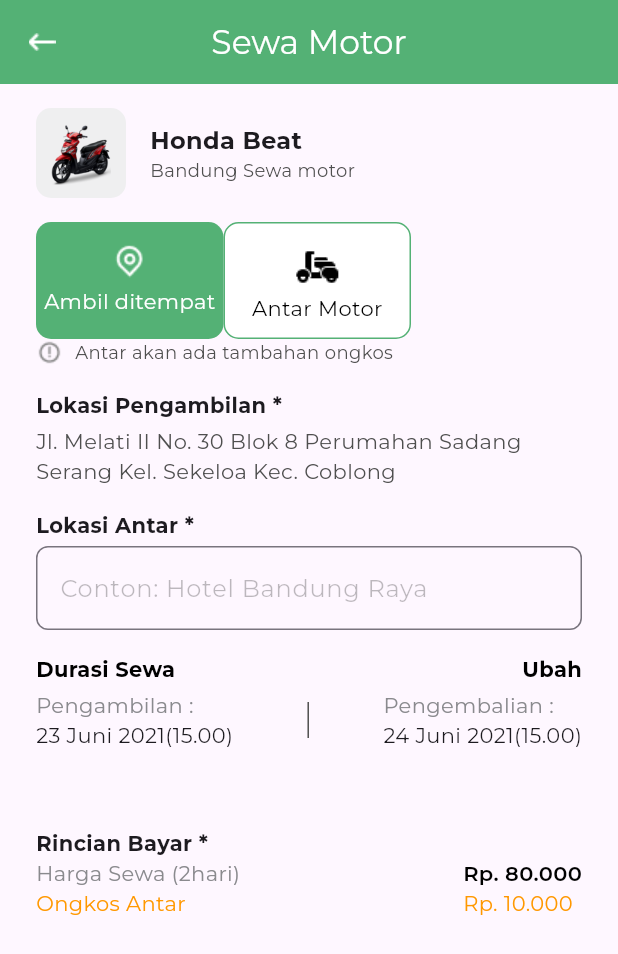
After one commit to fardz2/bandung-sewa-motor, a Flutter app: the SewamotorView screen opened by its route, on a phone screen of 412 x 824 dp. The commit adds this screen. Shown: the top 954 px of the screen. Run offline on Flutter 3.47's test engine with Material 3 defaults, Android fonts, the phone set to English and light mode, and no system bars; our stand-ins replace firebase_core, flutter_native_splash, get, google_fonts; accounts and stored records are empty.

Commit message:
menambahkan sewa motor user

```diff
--- /dev/null
+++ b/lib/app/modules/sewamotor/bindings/sewamotor_binding.dart
@@ -0,0 +1,12 @@
+import 'package:get/get.dart';
+
+import '../controllers/sewamotor_controller.dart';
+
+class SewamotorBinding extends Bindings {
+  @override
+  void dependencies() {
+    Get.lazyPut<SewamotorController>(
+      () => SewamotorController(),
+    );
+  }
+}
--- /dev/null
+++ b/lib/app/modules/sewamotor/controllers/sewamotor_controller.dart
@@ -0,0 +1,23 @@
+import 'package:get/get.dart';
+
+class SewamotorController extends GetxController {
+  //TODO: Implement SewamotorController
+
+  final count = 0.obs;
+  @override
+  void onInit() {
+    super.onInit();
+  }
+
+  @override
+  void onReady() {
+    super.onReady();
+  }
+
+  @override
+  void onClose() {
+    super.onClose();
+  }
+
+  void increment() => count.value++;
+}
--- /dev/null
+++ b/lib/app/modules/sewamotor/views/sewamotor_view.dart
@@ -0,0 +1,328 @@
+import 'package:flutter/material.dart';
+import 'package:flutter/widgets.dart';
+
+import 'package:get/get.dart';
+
+import '../controllers/sewamotor_controller.dart';
+
+class SewamotorView extends GetView<SewamotorController> {
+  const SewamotorView({Key? key}) : super(key: key);
+  @override
+  Widget build(BuildContext context) {
+    return Scaffold(
+      appBar: AppBar(
+        backgroundColor: Color(0xFF54B175),
+        title: const Text(
+          'Sewa Motor',
+          style: TextStyle(color: Colors.white),
+        ),
+        centerTitle: true,
+        leading: IconButton(
+          icon: Image.asset('assets/images/back.png'),
+          color: Colors.white,
+          onPressed: () {
+            Get.back();
+          },
+        ),
+      ),
+      body: Padding(
+        padding: const EdgeInsets.symmetric(horizontal: 24),
+        child: ListView(
+          children: [
+
+            const SizedBox(height: 16),
+            Row(
+              children: [
+                Container(
+                  height: 60,
+                  width: 60,
+                  decoration: BoxDecoration(
+                    color: const Color(0xffEFEFF0),
+                    borderRadius: BorderRadius.circular(10),
+                  ),
+                  child: Center(
+                    child: Image.asset(
+                      "assets/images/hondabeat.png",
+                      width: 40,
+                    ),
+                  ),
+                ),
+                const SizedBox(width: 16),
+                const Column(
+                  crossAxisAlignment: CrossAxisAlignment.start,
+                  children: [
+                    Text(
+                      "Honda Beat",
+                      style:
+                          TextStyle(fontSize: 16, fontWeight: FontWeight.bold),
+                    ),
+                    Text(
+                      "Bandung Sewa motor",
+                      style: TextStyle(
+                        fontSize: 12,
+                        color: Color(0xff4F4F4F),
+                      ),
+                    ),
+                  ],
+                ),
+              ],
+            ),
+            const SizedBox(height: 16),
+            Row (
+              children: [
+              Container(
+                height: 78,
+                width: 125,
+              decoration: ShapeDecoration(
+                      color: Color(0xFF54B175),
+                      shape: RoundedRectangleBorder(
+                        borderRadius: BorderRadius.circular(10),
+                      ),
+              ),
+              child: Column(
+                mainAxisAlignment: MainAxisAlignment.center,
+                crossAxisAlignment: CrossAxisAlignment.center,
+                children: [
+                Image(
+                            image: AssetImage("assets/images/location.png"),
+                          ),
+                const SizedBox(height: 5),
+                Text("Ambil ditempat",
+                style: TextStyle(
+                  color: Colors.white
+                ),)
+                ]
+              ),
+              ),
+              const SizedBox(height: 20),
+              Container(
+                height: 78,
+                width: 125,
+              decoration: ShapeDecoration(
+                      color: Colors.white,
+                      shape: RoundedRectangleBorder(
+                        borderRadius: BorderRadius.circular(10),
+                        side: BorderSide(color:Color(0xFF54B175))
+                      ),
+              ),
+              child: Column(
+                mainAxisAlignment: MainAxisAlignment.center,
+                crossAxisAlignment: CrossAxisAlignment.center,
+                children: [
+                Image(
+                            image: AssetImage("assets/images/antar.png"),
+                          ),
+                const SizedBox(height: 5),
+                Text("Antar Motor",
+                style: TextStyle(
+                  color: Colors.black
+                ),)
+                ]
+              ),
+              ),
+              ]
+
+            ),
+            Row(
+              children: [
+                Image.asset(
+                  "assets/images/warning_icon.png",
+                  width: 18,
+                ),
+                const SizedBox(width: 8),
+                const Text(
+                  "Antar akan ada tambahan ongkos",
+                  style: TextStyle(
+                    fontSize: 12,
+                    color: Color(0xff4F4F4F),
+                  ),
+                ),
+              ],
+            ),
+
+            const SizedBox(height: 16),
+            const Text(
+              "Lokasi Pengambilan *",
+              style: TextStyle(
+                fontWeight: FontWeight.bold,
+              ),
+            ),
+            const SizedBox(height: 4),
+            const Text(
+              "Jl. Melati II No. 30 Blok 8 Perumahan Sadang Serang Kel. Sekeloa Kec. Coblong",
+              style: TextStyle(color: Color(0xff4F4F4F)),
+            ),
+            const SizedBox(height: 16),
+            const Text(
+              "Lokasi Antar *",
+              style: TextStyle(
+                fontWeight: FontWeight.bold,
+              ),
+            ),
+            const SizedBox(height: 4),
+            TextField(
+                decoration: InputDecoration(
+                  hintText: "Conton: Hotel Bandung Raya",
+                  hintStyle: TextStyle(
+                    color: Colors.black26,
+                    fontSize: 16
+                  ),
+                  border: OutlineInputBorder(
+                    borderRadius: BorderRadius.circular(8),
+                    borderSide: BorderSide(color: Colors.transparent)
+                  )
+                )
+            ),
+            const SizedBox(height: 16),
+            Row(
+              mainAxisAlignment: MainAxisAlignment.spaceBetween,
+                  children: [
+                    Text(
+                      "Durasi Sewa",
+                      style: TextStyle(color: Colors.black,
+                      fontWeight: FontWeight.bold),
+                    ),
+                    Text(
+                      "Ubah",
+                      style: TextStyle(color: Colors.black,
+                      fontWeight: FontWeight.bold),
+                    ),
+                  ],
+                ),
+            const SizedBox(height: 4),
+            Row(
+              mainAxisAlignment: MainAxisAlignment.spaceBetween,
+              children: [
+                const Column(
+                  crossAxisAlignment: CrossAxisAlignment.start,
+                  children: [
+                    Text(
+                      "Pengambilan :",
+                      style: TextStyle(color: Color(0xff8A8A8E)),
+                    ),
+                    Text(
+                      "23 Juni 2021(15.00)",
+                    ),
+                  ],
+                ),
+                Container(
+                  height: 24,
+                  width: 1,
+                  color: const Color(0xff4F4F4F),
+                ),
+                const Column(
+                  crossAxisAlignment: CrossAxisAlignment.start,
+                  children: [
+                    Text(
+                      "Pengembalian :",
+                      style: TextStyle(color: Color(0xff8A8A8E)),
+                    ),
+                    Text(
+                      "24 Juni 2021(15.00)",
+                    ),
+                  ],
+                ),
+              ],
+            ),
+            const SizedBox(height: 52),
+            const Text(
+              "Rincian Bayar *",
+              style: TextStyle(
+                fontWeight: FontWeight.bold,
+              ),
+            ),
+            Row(
+              mainAxisAlignment: MainAxisAlignment.spaceBetween,
+              children: [
+                const Column(
+                  crossAxisAlignment: CrossAxisAlignment.start,
+                  children: [
+                    Text(
+                      "Harga Sewa (2hari)",
+                      style: TextStyle(color: Color(0xff8A8A8E)),
+                    ),
+                    Text(
+                      "Ongkos Antar",
+                      style: TextStyle(color: Colors.orange),
+                    ),
+                  ],
+                ),
+                const Column(
+                  crossAxisAlignment: CrossAxisAlignment.start,
+                  children: [
+                    Text(
+                      "Rp. 80.000",
+                      style: TextStyle(color: Colors.black,
+                      fontWeight: FontWeight.w600),
+                    ),
+                    Text(
+                      "Rp. 10.000",
+                      style: TextStyle(color: Colors.orange),
+                    ),
+
+                  ],
+
+                ),
+              ],
+            ),
+             const SizedBox(height: 200),
+            Container(
+              color: Colors.white, // Set background color to white
+              padding: const EdgeInsets.symmetric(horizontal: 16, vertical: 8),
+              child: Row(
+                mainAxisAlignment: MainAxisAlignment.spaceBetween,
+                children: [
+                  const Column(
+                    crossAxisAlignment: CrossAxisAlignment.start,
+                    children: [
+                      Text(
+                        'Rp.80.000',
+                        style: TextStyle(
+                          fontSize: 24,
+                          fontWeight: FontWeight.bold,
+                        ),
+                      ),
+                      Text(
+                        'Per Hari',
+                        style: TextStyle(
+                          fontSize: 16,
+                          color: Colors.black54,
+                        ),
+                      ),
+                    ],
+                  ),
+                  ElevatedButton(
+                    onPressed: () {
+                      // Navigator.push(
+                      //   context,
+                      //   MaterialPageRoute(builder: (context) => PesananView()),
+                      // );
+                    },
+                    style: ButtonStyle(
+                      backgroundColor: MaterialStateProperty.all(
+                        const Color.fromARGB(255, 0x54, 0xB1, 0x75),
+                      ),
+                      shape: MaterialStateProperty.all(
+                        RoundedRectangleBorder(
+                          borderRadius: BorderRadius.circular(8),
+                        ),
+                      ),
+                    ),
+                    child: const Text(
+                      'Pesan Sekarang',
+                      style: TextStyle(
+                        color: Colors.white,
+                        fontSize: 16,
+                        fontWeight: FontWeight.bold,
+                      ),
+                    ),
+                  ),
+                ],
+              ),
+            ),
+          ],
+        ),
+      ),
+    );
+  }
+}
--- a/lib/app/routes/app_pages.dart
+++ b/lib/app/routes/app_pages.dart
@@ -8,6 +8,8 @@
 import '../modules/landing/views/landing_view.dart';
 import '../modules/persyaratan/bindings/persyaratan_binding.dart';
 import '../modules/persyaratan/views/persyaratan_view.dart';
+import '../modules/sewamotor/bindings/sewamotor_binding.dart';
+import '../modules/sewamotor/views/sewamotor_view.dart';
 
 part 'app_routes.dart';
 
@@ -37,5 +39,10 @@
       page: () => const DetailmotoradminView(),
       binding: DetailmotoradminBinding(),
     ),
+    GetPage(
+      name: _Paths.SEWAMOTOR,
+      page: () => const SewamotorView(),
+      binding: SewamotorBinding(),
+    ),
   ];
 }
--- a/lib/app/routes/app_routes.dart
+++ b/lib/app/routes/app_routes.dart
@@ -7,6 +7,7 @@
   static const LANDING = _Paths.LANDING;
   static const PERSYARATAN = _Paths.PERSYARATAN;
   static const DETAILMOTORADMIN = _Paths.DETAILMOTORADMIN;
+  static const SEWAMOTOR = _Paths.SEWAMOTOR;
 }
 
 abstract class _Paths {
@@ -15,4 +16,5 @@
   static const LANDING = '/landing';
   static const PERSYARATAN = '/persyaratan';
   static const DETAILMOTORADMIN = '/detailmotoradmin';
+  static const SEWAMOTOR = '/sewamotor';
 }
```
Also changed, not shown: assets/images/antar.png (added), assets/images/location.png (added), assets/images/warning_icon.png (added).
